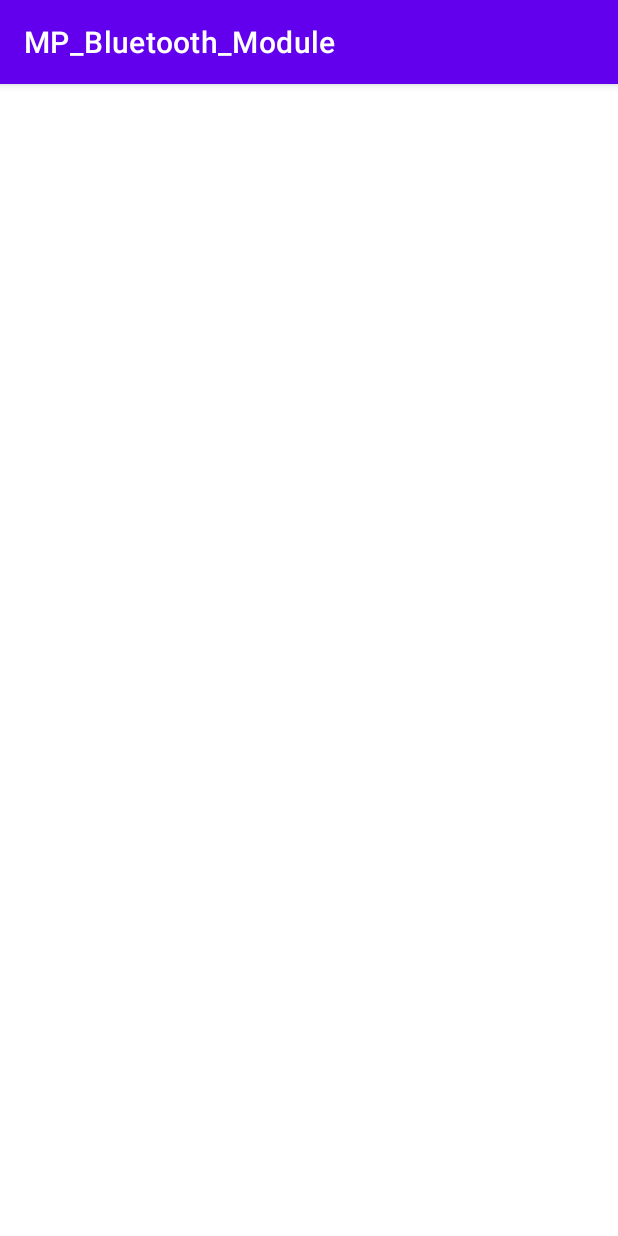
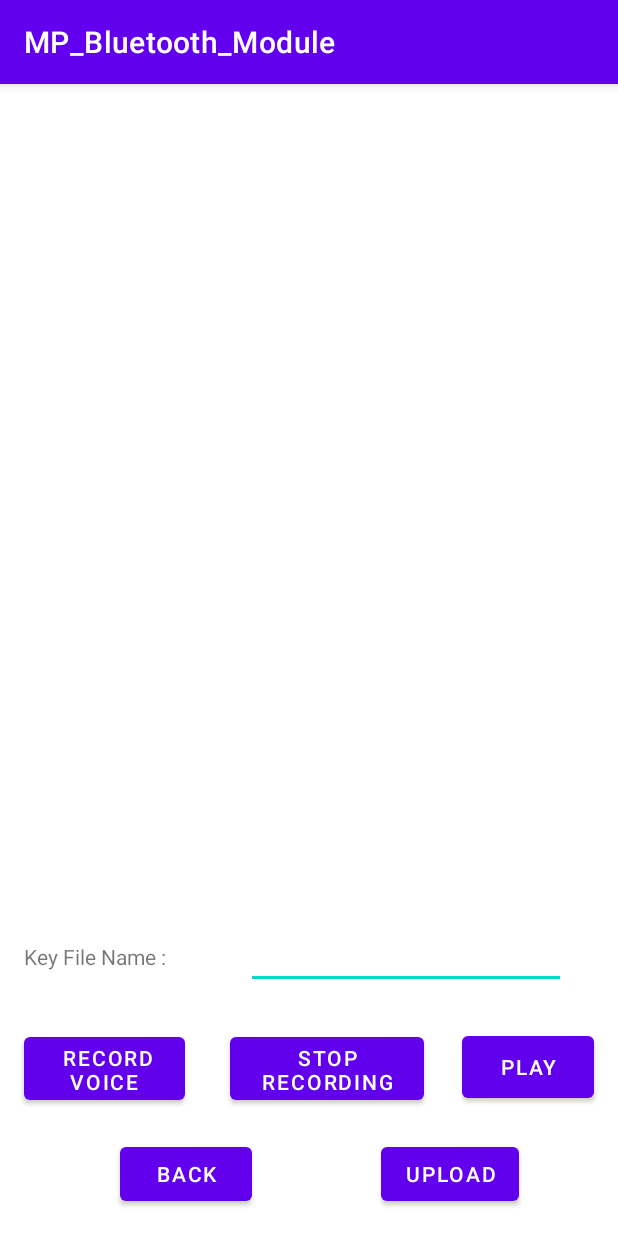
Before and after one commit to John-2525/MP_Bluetooth_Module, an Android app: the Image_Video_Album screen opened directly, with no data from a screen before it, after a tap on an icon or button, on a phone screen of 412 x 824 dp. Run offline under Robolectric (Android 15) with nearby library versions, the phone set to English and light mode, and no system bars; our stand-ins replace Firebase (no records; nobody signed in at launch, a user with empty details on screens opened directly); 2 statements that could not run were skipped.

Commit message:
Set up permission for external storage and microphone, able to make custom folder in phone external storage
Unimplemented : Reminder function, image album and games, backend and posting of image album for images, videos and mp3, front end for displaying

TODO : Store audio recording into the custom made folder

```diff
--- a/app/src/main/AndroidManifest.xml
+++ b/app/src/main/AndroidManifest.xml
@@ -4,6 +4,10 @@
     <!-- Permission for the application to use bluetooth -->
     <uses-feature android:name="android.hardware.bluetooth" />
 
+    <uses-permission android:name="android.permission.INTERNET" />
+    <uses-permission android:name="android.permission.RECORD_AUDIO" />
+    <uses-permission android:name="android.permission.WRITE_EXTERNAL_STORAGE" />
+    <uses-permission android:name="android.permission.READ_EXTERNAL_STORAGE" />
     <uses-permission android:name="android.permission.BLUETOOTH" />
     <uses-permission android:name="android.permission.BLUETOOTH_ADMIN" />
     <uses-permission android:name="android.permission.BLUETOOTH_CONNECT" />
@@ -16,7 +20,9 @@
         android:label="@string/app_name"
         android:roundIcon="@mipmap/ic_launcher_round"
         android:supportsRtl="true"
+        android:requestLegacyExternalStorage="true"
         android:theme="@style/Theme.MP_Bluetooth_Module">
+
         <activity
             android:name=".Upload_File_Firebase"
             android:exported="false" />
--- a/app/src/main/java/com/example/mp_bluetooth_module/Image_Video_Album.java
+++ b/app/src/main/java/com/example/mp_bluetooth_module/Image_Video_Album.java
@@ -29,7 +29,7 @@ public class Image_Video_Album extends AppCompatActivity {
     BluetoothBackground Service;
     boolean Bound = false;
     private static final String TAG = "CheckPoint";
-    private CountDownTimer InterrputTimer;
+    private CountDownTimer InterruptTimer;
 
     @Override
     protected void onCreate(Bundle savedInstanceState) {
@@ -112,7 +112,7 @@ public class Image_Video_Album extends AppCompatActivity {
          * " InterrputTimer = new CountDownTimer(...) " is to create a new instance of a timer
          * whenever this activity becomes visible to the user
          */
-       InterrputTimer = new CountDownTimer(30000,1000) {
+       InterruptTimer = new CountDownTimer(30000,1000) {
 
            /** A function that activates every count down interval (set by the user) */
             public void onTick(long millisUntilFinished) {
@@ -127,7 +127,7 @@ public class Image_Video_Album extends AppCompatActivity {
             }
         }.start();  /** Starts the count down timer */
 
-        if(InterrputTimer != null) {
+        if(InterruptTimer != null) {
             Log.d(TAG,"Timer is started");
         }
     }
@@ -143,10 +143,10 @@ public class Image_Video_Album extends AppCompatActivity {
 
 
         /** Stops the count down timer early if this activity is no longer visible to the user */
-        InterrputTimer.cancel();
+        InterruptTimer.cancel();
         /** Sets the timer variable to null */
-        InterrputTimer = null;
-        if(InterrputTimer == null) {
+        InterruptTimer = null;
+        if(InterruptTimer == null) {
             Log.d(TAG,"Timer is stopped");
         }
         else {
--- a/app/src/main/java/com/example/mp_bluetooth_module/Upload_File_Firebase.java
+++ b/app/src/main/java/com/example/mp_bluetooth_module/Upload_File_Firebase.java
@@ -1,31 +1,189 @@
 package com.example.mp_bluetooth_module;
 
+import androidx.annotation.NonNull;
 import androidx.appcompat.app.AppCompatActivity;
+import androidx.core.app.ActivityCompat;
+import androidx.core.content.ContextCompat;
 
+import android.Manifest;
 import android.content.ComponentName;
 import android.content.Context;
+import android.content.ContextWrapper;
 import android.content.Intent;
 import android.content.ServiceConnection;
+import android.content.pm.PackageManager;
+import android.media.MediaRecorder;
 import android.os.Bundle;
 import android.os.CountDownTimer;
+import android.os.Environment;
 import android.os.IBinder;
 import android.util.Log;
+import android.view.MotionEvent;
+import android.view.View;
+import android.widget.Button;
+import android.widget.EditText;
+import android.widget.Toast;
+
+import com.google.firebase.storage.FirebaseStorage;
+import com.google.firebase.storage.StorageReference;
+
+import java.io.File;
 
 import Background_Items.BluetoothBackground;
 
 public class Upload_File_Firebase extends AppCompatActivity {
 
+    private static final int PERMISSION_REQUEST_CODE = 7;
     BluetoothBackground Service;
     boolean Bound = false;
     private static final String TAG = "CheckPoint";
-    private CountDownTimer InterrputTimer;
+    private CountDownTimer InterruptTimer;
+    private Button UploadBtn, BackBtn, RecordBtn, StopRecordingBtn,PlayAudioBtn;
+    private MediaRecorder mRecorder;
+    private EditText FilesName;
+    private Context context;
+    private StorageReference mstorageReference;
+    private String mFileName, FolderPath;
+    private File file, AudioFile;
 
 
     @Override
     protected void onCreate(Bundle savedInstanceState) {
         super.onCreate(savedInstanceState);
         setContentView(R.layout.activity_upload_file_firebase);
+
+        UploadBtn = findViewById(R.id.UploadUploadBtn);
+        BackBtn = findViewById(R.id.UploadBackBtn);
+        RecordBtn = findViewById(R.id.RecordAudioBtn);
+        FilesName = findViewById(R.id.FileName);
+        StopRecordingBtn = findViewById(R.id.StopAudioRecordingBtn);
+        PlayAudioBtn = findViewById(R.id.AudioPlayBtn);
+
+        FolderPath = "Recorded Audio";
+        mstorageReference = FirebaseStorage.getInstance().getReference();
+
+        CreateFolderAndGetExternalPermission();
+        getMicrophonePermission();
+
     }
+
+    private void askExtStoragePermission() {
+        ActivityCompat.requestPermissions(this,new String[]{Manifest.permission.WRITE_EXTERNAL_STORAGE},PERMISSION_REQUEST_CODE);
+    }
+
+
+    @Override
+    public void onRequestPermissionsResult(int requestCode, @NonNull String[] permissions, @NonNull int[] grantResults) {
+
+        if(requestCode == PERMISSION_REQUEST_CODE) {
+            if(grantResults.length > 0 && grantResults[0] == PackageManager.PERMISSION_GRANTED) {
+                createDirectory(FolderPath);
+            }
+        }
+        else {
+            Toast.makeText(Upload_File_Firebase.this,"Permission Denied",Toast.LENGTH_SHORT).show();
+        }
+        super.onRequestPermissionsResult(requestCode, permissions, grantResults);
+    }
+
+
+    private void createDirectory(String Folder_Name) {
+        file = new File(Environment.getExternalStorageDirectory(), Folder_Name);
+        Log.d(TAG,Environment.getDataDirectory().toString());
+        /** Checks if the folder already exists in the external storage of the phone */
+        if(!file.exists()) {
+            /** If it does not exist then it creates it */
+            file.mkdirs();
+            Toast.makeText(Upload_File_Firebase.this, "Folder Made", Toast.LENGTH_SHORT).show();
+        }
+    //    else {
+    //        Toast.makeText(Upload_File_Firebase.this, "Folder is already made", Toast.LENGTH_SHORT).show();
+    //    }
+    }
+
+
+    private void CreateFolderAndGetExternalPermission() {
+        /** Checks if permission to write to external storage is granted */
+        if(ContextCompat.checkSelfPermission(Upload_File_Firebase.this,Manifest.permission.WRITE_EXTERNAL_STORAGE) == PackageManager.PERMISSION_GRANTED) {
+            createDirectory(FolderPath);
+        }
+
+        else {
+            /** Gets permisiion to do so if it is not granted */
+            askExtStoragePermission();
+        }
+    }
+
+
+    private void getMicrophonePermission() {
+        if(this.getPackageManager().hasSystemFeature(PackageManager.FEATURE_MICROPHONE)) {
+            if (ContextCompat.checkSelfPermission(this, Manifest.permission.RECORD_AUDIO) == PackageManager.PERMISSION_DENIED) {
+                ActivityCompat.requestPermissions(this, new String[]{Manifest.permission.RECORD_AUDIO}, PERMISSION_REQUEST_CODE);
+            }
+        }
+    }
+
+
+
+    /** Function to start audio recording using device's built in microphone */
+    private void startRecording() {
+        /** Checks if the EditText is null to prevent null name or error when .setOutputFile */
+        mFileName = getFileName();
+        if(mFileName != null) {
+            Log.d(TAG,"File name is "+mFileName);
+            mRecorder = new MediaRecorder();
+            mRecorder.setAudioSource(MediaRecorder.AudioSource.MIC);
+            mRecorder.setOutputFormat(MediaRecorder.OutputFormat.THREE_GPP);
+            mRecorder.setOutputFile();
+
+            try {
+                mRecorder.prepare();
+            }
+            catch(Exception e) {
+                Log.e(TAG,"Recorder prepare() failed");
+            }
+
+            mRecorder.start();
+        }
+        else {
+            Toast.makeText(context,"Please key in a file name",Toast.LENGTH_SHORT).show();
+        }
+    }
+
+
+    /** Function to stop audio recording from device's built in microphone */
+    private void stopRecording() {
+        mRecorder.stop();
+        mRecorder.release();
+        mRecorder = null;
+
+        //uploadAudio();
+    }
+
+    private void uploadAudio() {
+        //StorageReference filepath = mstorageReference
+
+    }
+
+
+    /** Function to get String text from EditText in Upload_File_Firebase layout */
+    public String getFileName() {
+        String FileName = FilesName.getText().toString();
+        if(FileName == null) {
+            return null;
+        }
+        else {
+            return FileName;
+        }
+    }
+
+    private String getAudioRecordingFilePath() {
+        ContextWrapper contextWrapper = new ContextWrapper(getApplicationContext());
+        AudioFile = contextWrapper.getExternalFilesDir(Environment.);
+
+    }
+
+
 
 
     /** Defines callbacks for service binding, passed to bindService() */
@@ -75,7 +233,7 @@ public class Upload_File_Firebase extends AppCompatActivity {
          * " InterrputTimer = new CountDownTimer(...) " is to create a new instance of a timer
          * whenever this activity becomes visible to the user
          */
-        InterrputTimer = new CountDownTimer(30000,1000) {
+        InterruptTimer = new CountDownTimer(30000,1000) {
 
             /** A function that activates every count down interval (set by the user) */
             public void onTick(long millisUntilFinished) {
@@ -90,7 +248,7 @@ public class Upload_File_Firebase extends AppCompatActivity {
             }
         }.start();  /** Starts the count down timer */
 
-        if(InterrputTimer != null) {
+        if(InterruptTimer != null) {
             Log.d(TAG,"Timer is started");
         }
     }
@@ -106,10 +264,10 @@ public class Upload_File_Firebase extends AppCompatActivity {
 
 
         /** Stops the count down timer early if this activity is no longer visible to the user */
-        InterrputTimer.cancel();
+        InterruptTimer.cancel();
         /** Sets the timer variable to null */
-        InterrputTimer = null;
-        if(InterrputTimer == null) {
+        InterruptTimer = null;
+        if(InterruptTimer == null) {
             Log.d(TAG,"Timer is stopped");
         }
         else {
--- a/app/src/main/res/layout/activity_upload_file_firebase.xml
+++ b/app/src/main/res/layout/activity_upload_file_firebase.xml
@@ -6,4 +6,89 @@
     android:layout_height="match_parent"
     tools:context=".Upload_File_Firebase">
 
+    <Button
+        android:id="@+id/UploadBackBtn"
+        android:layout_width="wrap_content"
+        android:layout_height="wrap_content"
+        android:layout_marginEnd="72dp"
+        android:text="Back"
+        app:layout_constraintBottom_toBottomOf="parent"
+        app:layout_constraintEnd_toStartOf="@+id/UploadUploadBtn"
+        app:layout_constraintHorizontal_bias="0.848"
+        app:layout_constraintStart_toStartOf="parent"
+        app:layout_constraintTop_toTopOf="parent"
+        app:layout_constraintVertical_bias="0.976" />
+
+    <Button
+        android:id="@+id/UploadUploadBtn"
+        android:layout_width="wrap_content"
+        android:layout_height="wrap_content"
+        android:text="Upload"
+        app:layout_constraintBottom_toBottomOf="parent"
+        app:layout_constraintEnd_toEndOf="parent"
+        app:layout_constraintHorizontal_bias="0.794"
+        app:layout_constraintStart_toStartOf="parent"
+        app:layout_constraintTop_toTopOf="parent"
+        app:layout_constraintVertical_bias="0.976" />
+
+    <Button
+        android:id="@+id/RecordAudioBtn"
+        android:layout_width="107dp"
+        android:layout_height="54dp"
+        android:text=" Record Voice"
+        app:layout_constraintBottom_toBottomOf="parent"
+        app:layout_constraintEnd_toEndOf="parent"
+        app:layout_constraintHorizontal_bias="0.052"
+        app:layout_constraintStart_toStartOf="parent"
+        app:layout_constraintTop_toTopOf="parent"
+        app:layout_constraintVertical_bias="0.881" />
+
+    <EditText
+        android:id="@+id/FileName"
+        android:layout_width="wrap_content"
+        android:layout_height="wrap_content"
+        android:ems="10"
+        android:inputType="textPersonName"
+        app:layout_constraintBottom_toBottomOf="parent"
+        app:layout_constraintEnd_toEndOf="parent"
+        app:layout_constraintHorizontal_bias="0.825"
+        app:layout_constraintStart_toStartOf="parent"
+        app:layout_constraintTop_toTopOf="parent"
+        app:layout_constraintVertical_bias="0.772" />
+
+    <TextView
+        android:id="@+id/uploadTextview"
+        android:layout_width="wrap_content"
+        android:layout_height="wrap_content"
+        android:text="Key File Name : "
+        app:layout_constraintBottom_toBottomOf="parent"
+        app:layout_constraintEnd_toEndOf="parent"
+        app:layout_constraintHorizontal_bias="0.051"
+        app:layout_constraintStart_toStartOf="parent"
+        app:layout_constraintTop_toTopOf="parent"
+        app:layout_constraintVertical_bias="0.764" />
+
+    <Button
+        android:id="@+id/StopAudioRecordingBtn"
+        android:layout_width="129dp"
+        android:layout_height="54dp"
+        android:text="Stop Recording"
+        app:layout_constraintBottom_toBottomOf="parent"
+        app:layout_constraintEnd_toEndOf="parent"
+        app:layout_constraintHorizontal_bias="0.542"
+        app:layout_constraintStart_toStartOf="parent"
+        app:layout_constraintTop_toTopOf="parent"
+        app:layout_constraintVertical_bias="0.881" />
+
+    <Button
+        android:id="@+id/AudioPlayBtn"
+        android:layout_width="88dp"
+        android:layout_height="53dp"
+        android:text="Play"
+        app:layout_constraintBottom_toBottomOf="parent"
+        app:layout_constraintEnd_toEndOf="parent"
+        app:layout_constraintHorizontal_bias="0.95"
+        app:layout_constraintStart_toStartOf="parent"
+        app:layout_constraintTop_toTopOf="parent"
+        app:layout_constraintVertical_bias="0.88" />
 </androidx.constraintlayout.widget.ConstraintLayout>
```
